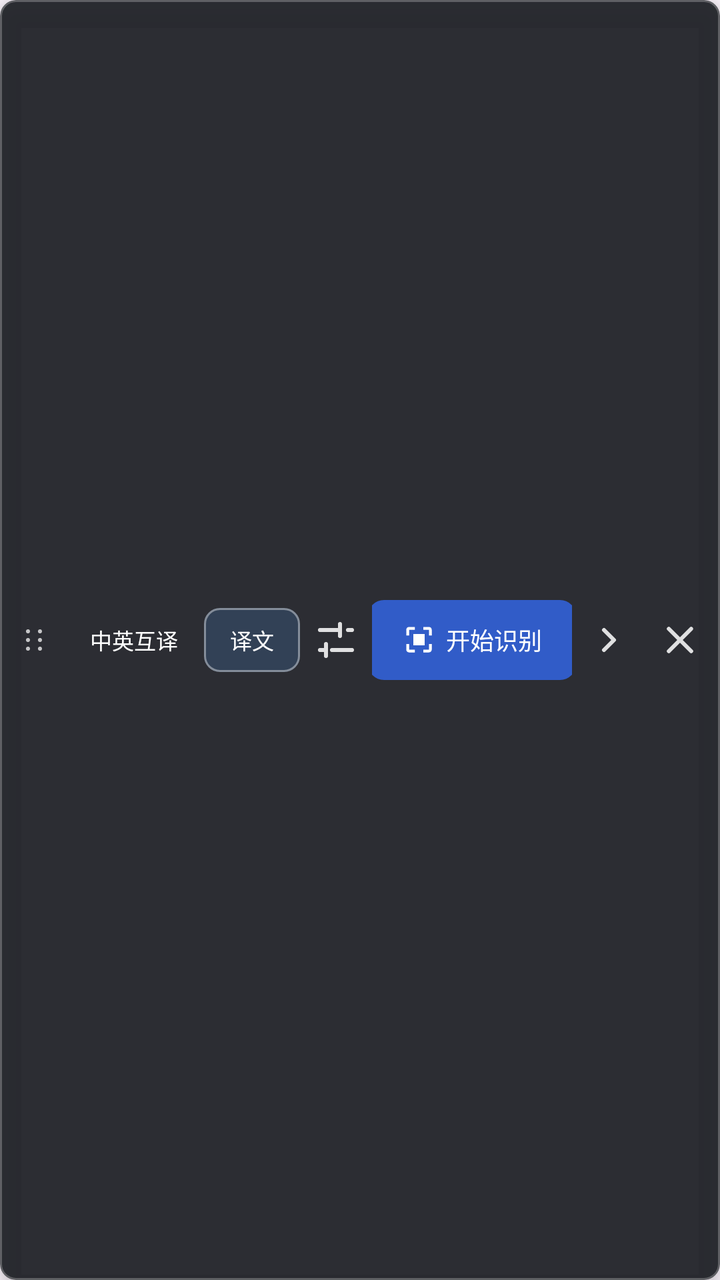
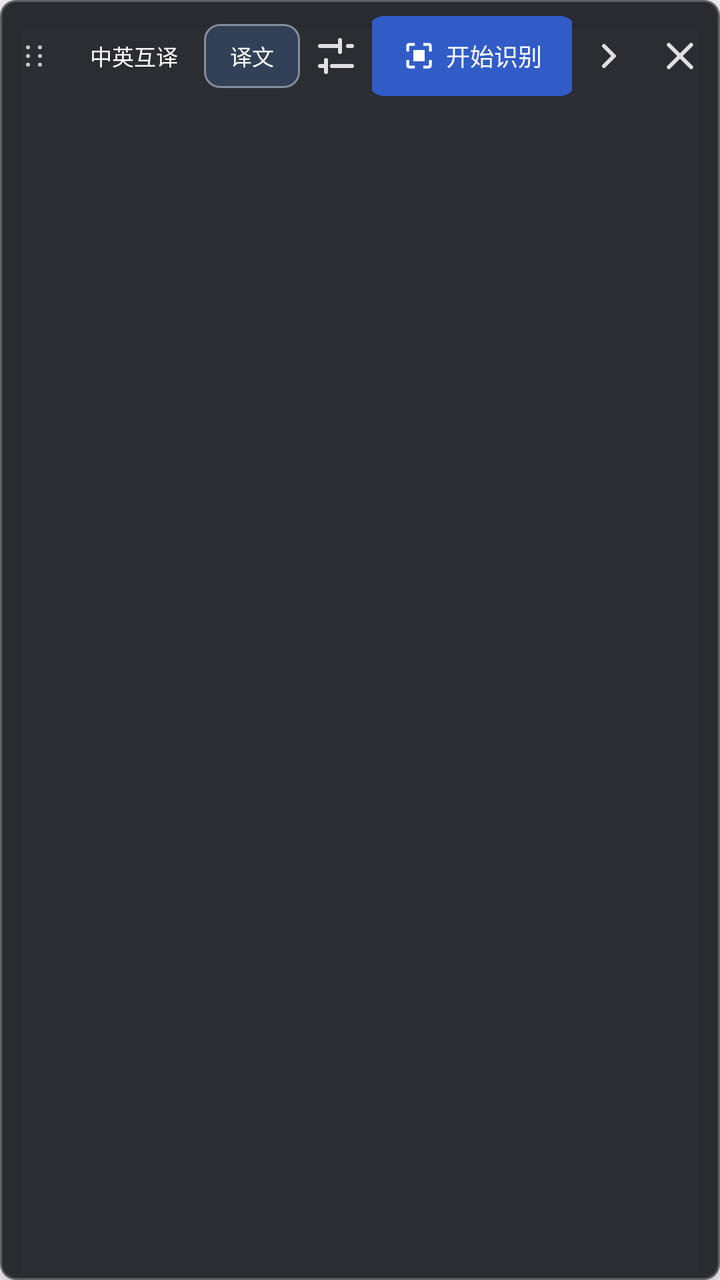

Two renders of the same Android screen: before a commit and after it. Below are the layout's source before the change and the commit's diff.
<!-- AndroidManifest.xml: application theme Theme.ImageTranslate -->
<!-- res/layout/overlay_active_screen_capture.xml -->
<?xml version="1.0" encoding="utf-8"?>
<FrameLayout xmlns:android="http://schemas.android.com/apk/res/android"
    xmlns:app="http://schemas.android.com/apk/res-auto"
    android:id="@+id/activeCaptureOverlayRoot"
    android:layout_width="match_parent"
    android:layout_height="match_parent"
    android:background="@android:color/transparent">

    <com.google.android.material.card.MaterialCardView
        android:id="@+id/expandedCaptureControls"
        android:layout_width="match_parent"
        android:layout_height="match_parent"
        android:elevation="10dp"
        app:cardBackgroundColor="#EE1D2025"
        app:cardCornerRadius="8dp"
        app:cardElevation="8dp"
        app:strokeColor="#3FFFFFFF"
        app:strokeWidth="1dp">

        <LinearLayout
            android:layout_width="match_parent"
            android:layout_height="match_parent"
            android:gravity="center_vertical"
            android:orientation="horizontal"
            android:paddingStart="2dp"
            android:paddingEnd="2dp">

            <ImageView
                android:id="@+id/activeOverlayDragHandle"
                android:layout_width="30dp"
                android:layout_height="match_parent"
                android:background="?attr/selectableItemBackgroundBorderless"
                android:contentDescription="@string/active_screenshot_drag_handle"
                android:padding="7dp"
                android:src="@drawable/ic_drag_handle"
                app:tint="#B8FFFFFF" />

            <com.google.android.material.button.MaterialButton
                android:id="@+id/btnActiveOverlayMode"
                style="@style/Widget.Material3.Button.TextButton"
                android:layout_width="70dp"
                android:layout_height="44dp"
                android:fontFamily="sans-serif-medium"
                android:letterSpacing="0"
                android:maxLines="1"
                android:minWidth="0dp"
                android:paddingStart="4dp"
                android:paddingEnd="4dp"
                android:text="@string/active_screenshot_mode_bidirectional"
                android:textAllCaps="false"
                android:textColor="#FFFFFF"
                android:textSize="11sp" />

            <com.google.android.material.button.MaterialButton
                android:id="@+id/btnToggleActiveTranslation"
                style="@style/Widget.Material3.Button.TextButton"
                android:layout_width="48dp"
                android:layout_height="40dp"
                android:checkable="true"
                android:checked="true"
                android:contentDescription="@string/active_screenshot_show_translation_description"
                android:fontFamily="sans-serif-medium"
                android:letterSpacing="0"
                android:minWidth="0dp"
                android:paddingStart="2dp"
                android:paddingEnd="2dp"
                android:text="@string/active_screenshot_show_translation"
                android:textAllCaps="false"
                android:textColor="#FFFFFF"
                android:textSize="11sp"
                android:tooltipText="@string/active_screenshot_show_translation_description"
                app:backgroundTint="#334A90E2"
                app:cornerRadius="8dp"
                app:strokeColor="#66FFFFFF"
                app:strokeWidth="1dp" />

            <ImageButton
                android:id="@+id/btnActiveOverlaySettings"
                android:layout_width="36dp"
                android:layout_height="48dp"
                android:background="?attr/selectableItemBackgroundBorderless"
                android:contentDescription="@string/active_screenshot_capture_settings"
                android:padding="9dp"
                android:src="@drawable/ic_capture_settings"
                android:tooltipText="@string/active_screenshot_capture_settings"
                app:tint="#D9FFFFFF" />

            <FrameLayout
                android:layout_width="0dp"
                android:layout_height="match_parent"
                android:layout_weight="1">

                <com.google.android.material.button.MaterialButton
                    android:id="@+id/btnActiveOverlayCapture"
                    style="@style/Widget.Material3.Button"
                    android:layout_width="104dp"
                    android:layout_height="40dp"
                    android:layout_gravity="center"
                    android:contentDescription="@string/active_screenshot_action_capture"
                    android:fontFamily="sans-serif-medium"
                    android:insetTop="0dp"
                    android:insetBottom="0dp"
                    android:letterSpacing="0"
                    android:minWidth="0dp"
                    android:paddingStart="10dp"
                    android:paddingEnd="10dp"
                    android:text="@string/active_screenshot_action_capture"
                    android:textAllCaps="false"
                    android:textColor="#FFFFFF"
                    android:textSize="12sp"
                    android:tooltipText="@string/active_screenshot_action_capture"
                    app:backgroundTint="@color/primary"
                    app:cornerRadius="8dp"
                    app:icon="@drawable/ic_screenshot"
                    app:iconGravity="textStart"
                    app:iconPadding="5dp"
                    app:iconSize="17dp"
                    app:iconTint="#FFFFFF" />

                <LinearLayout
                    android:id="@+id/activeOverlayStatusGroup"
                    android:layout_width="match_parent"
                    android:layout_height="match_parent"
                    android:gravity="center"
                    android:orientation="horizontal"
                    android:paddingHorizontal="3dp"
                    android:visibility="gone">

                    <ProgressBar
                        android:id="@+id/activeOverlayProgress"
                        style="?android:attr/progressBarStyleSmall"
                        android:layout_width="16dp"
                        android:layout_height="16dp"
                        android:layout_marginEnd="5dp"
                        android:indeterminateTint="#FFFFFF" />

                    <TextView
                        android:id="@+id/tvActiveOverlayStatus"
                        android:layout_width="wrap_content"
                        android:layout_height="wrap_content"
                        android:ellipsize="end"
                        android:letterSpacing="0"
                        android:maxLines="1"
                        android:text="@string/active_screenshot_processing_short"
                        android:textColor="#FFFFFF"
                        android:textSize="11sp" />
                </LinearLayout>
            </FrameLayout>

            <ImageButton
                android:id="@+id/btnCancelActivePreview"
                android:layout_width="40dp"
                android:layout_height="48dp"
                android:background="?attr/selectableItemBackgroundBorderless"
                android:contentDescription="@string/active_screenshot_cancel_preview"
                android:padding="11dp"
                android:src="@drawable/ic_close"
                android:tooltipText="@string/active_screenshot_cancel_preview"
                android:visibility="gone"
                app:tint="#FFFFFF" />

            <ImageButton
                android:id="@+id/btnCollapseActiveOverlay"
                android:layout_width="36dp"
                android:layout_height="48dp"
                android:background="?attr/selectableItemBackgroundBorderless"
                android:contentDescription="@string/active_screenshot_minimize"
                android:padding="9dp"
                android:rotation="-90"
                android:src="@drawable/ic_expand_more"
                android:tooltipText="@string/active_screenshot_minimize"
                app:tint="#D9FFFFFF" />

            <ImageButton
                android:id="@+id/btnActiveOverlayStop"
                android:layout_width="36dp"
                android:layout_height="48dp"
                android:background="?attr/selectableItemBackgroundBorderless"
                android:contentDescription="@string/active_screenshot_action_stop"
                android:padding="9dp"
                android:src="@drawable/ic_overlay_close"
                android:tooltipText="@string/active_screenshot_action_stop"
                app:tint="#D9FFFFFF" />
        </LinearLayout>
    </com.google.android.material.card.MaterialCardView>

    <com.google.android.material.card.MaterialCardView
        android:id="@+id/collapsedCaptureHandle"
        android:layout_width="match_parent"
        android:layout_height="match_parent"
        android:elevation="10dp"
        android:visibility="gone"
        app:cardBackgroundColor="#EE1D2025"
        app:cardCornerRadius="8dp"
        app:cardElevation="8dp"
        app:strokeColor="#3FFFFFFF"
        app:strokeWidth="1dp">

        <LinearLayout
            android:layout_width="match_parent"
            android:layout_height="match_parent"
            android:gravity="center_vertical"
            android:orientation="horizontal"
            android:paddingEnd="10dp">

            <ImageButton
                android:id="@+id/btnExpandActiveOverlay"
                android:layout_width="38dp"
                android:layout_height="match_parent"
                android:background="?attr/selectableItemBackgroundBorderless"
                android:contentDescription="@string/active_screenshot_expand"
                android:padding="10dp"
                android:src="@drawable/ic_translate"
                android:tooltipText="@string/active_screenshot_expand"
                app:tint="#FFFFFF" />

            <ProgressBar
                android:id="@+id/collapsedOverlayProgress"
                style="?android:attr/progressBarStyleSmall"
                android:layout_width="14dp"
                android:layout_height="14dp"
                android:layout_marginEnd="6dp"
                android:indeterminateTint="#FFFFFF"
                android:visibility="invisible" />

            <TextView
                android:id="@+id/tvCollapsedOverlayStatus"
                android:layout_width="0dp"
                android:layout_height="wrap_content"
                android:layout_weight="1"
                android:ellipsize="end"
                android:letterSpacing="0"
                android:maxLines="1"
                android:text="@string/active_screenshot_compact_ready"
                android:textColor="#FFFFFF"
                android:textSize="12sp" />
        </LinearLayout>
    </com.google.android.material.card.MaterialCardView>
</FrameLayout>
<!-- resources referenced by this layout -->
<resources>
  <color name="primary">#315CC8</color>
  <!-- drawable ic_capture_settings (drawable) -->
  <vector xmlns:android="http://schemas.android.com/apk/res/android"
      android:width="24dp"
      android:height="24dp"
      android:viewportWidth="24"
      android:viewportHeight="24">
      <path
          android:fillColor="@android:color/transparent"
          android:pathData="M4,7h10M18,7h2M4,17h2M10,17h10M14,4v6M7,14v6"
          android:strokeColor="#FFFFFFFF"
          android:strokeLineCap="round"
          android:strokeLineJoin="round"
          android:strokeWidth="2" />
  </vector>
  <!-- drawable ic_close (drawable) -->
  <?xml version="1.0" encoding="utf-8"?>
  <vector xmlns:android="http://schemas.android.com/apk/res/android"
      android:width="24dp"
      android:height="24dp"
      android:viewportWidth="24"
      android:viewportHeight="24">
      <path
          android:fillColor="@android:color/white"
          android:pathData="M18.3,5.71a0.996,0.996 0,0 0,-1.41 0L12,10.59 7.11,5.7A0.996,0.996 0,1 0,5.7 7.11L10.59,12 5.7,16.89a0.996,0.996 0,1 0,1.41 1.41L12,13.41l4.89,4.89a0.996,0.996 0,1 0,1.41 -1.41L13.41,12l4.89,-4.89c0.38,-0.38 0.38,-1.02 0,-1.4z" />
  </vector>
  <!-- drawable ic_expand_more (drawable) -->
  <?xml version="1.0" encoding="utf-8"?>
  <vector xmlns:android="http://schemas.android.com/apk/res/android"
      android:width="24dp"
      android:height="24dp"
      android:viewportWidth="24"
      android:viewportHeight="24">
      <path
          android:fillColor="@android:color/transparent"
          android:pathData="M7,10l5,5 5,-5"
          android:strokeColor="?attr/colorOnSurfaceVariant"
          android:strokeLineCap="round"
          android:strokeLineJoin="round"
          android:strokeWidth="2" />
  </vector>
  <!-- drawable ic_screenshot (drawable) -->
  <?xml version="1.0" encoding="utf-8"?>
  <vector xmlns:android="http://schemas.android.com/apk/res/android"
      android:width="24dp"
      android:height="24dp"
      android:viewportWidth="24"
      android:viewportHeight="24">
      <path
          android:fillColor="@android:color/white"
          android:pathData="M19,3h-4v2h4v4h2V5c0,-1.1 -0.9,-2 -2,-2zM5,3c-1.1,0 -2,0.9 -2,2v4h2V5h4V3H5zM19,19h-4v2h4c1.1,0 2,-0.9 2,-2v-4h-2v4zM5,15H3v4c0,1.1 0.9,2 2,2h4v-2H5v-4zM8,8h8v8H8z" />
  </vector>
  <string name="active_screenshot_action_capture">开始识别</string>
  <string name="active_screenshot_action_stop">结束</string>
  <string name="active_screenshot_cancel_preview">取消预览</string>
  <string name="active_screenshot_capture_settings">识别策略设置</string>
  <string name="active_screenshot_compact_ready">录屏识别</string>
  <string name="active_screenshot_drag_handle">拖动识别悬浮窗</string>
  <string name="active_screenshot_expand">展开录屏识别</string>
  <string name="active_screenshot_minimize">收起识别控制</string>
  <string name="active_screenshot_mode_bidirectional">中英互译</string>
  <string name="active_screenshot_processing_short">正在翻译</string>
  <string name="active_screenshot_show_translation">译文</string>
  <string name="active_screenshot_show_translation_description">显示或隐藏屏幕译文</string>
  <color name="on_surface_variant">#62666F</color>
  <color name="on_primary">#FFFFFF</color>
  <color name="primary_container">#E8EEFF</color>
  <color name="on_primary_container">#17326F</color>
  <color name="secondary">#18766E</color>
  <color name="on_secondary">#FFFFFF</color>
  <color name="surface">#FFFFFF</color>
  <color name="surface_container_lowest">#FBFCFE</color>
  <color name="surface_container_low">#F5F6F8</color>
  <color name="on_surface">#1B1D21</color>
  <color name="outline">#B6BAC3</color>
  <color name="outline_variant">#E1E3E8</color>
  <!-- unchanged entries left out for length: 4 -->
</resources>

<!-- the commit's change to res/layout/overlay_active_screen_capture.xml (unified diff, before → after) -->
@@ -19,7 +19,8 @@
 
         <LinearLayout
             android:layout_width="match_parent"
-            android:layout_height="match_parent"
+            android:layout_height="56dp"
+            android:layout_gravity="top"
             android:gravity="center_vertical"
             android:orientation="horizontal"
             android:paddingStart="2dp"
@@ -140,10 +141,11 @@
                         android:layout_height="wrap_content"
                         android:ellipsize="end"
                         android:letterSpacing="0"
-                        android:maxLines="1"
+                        android:lineSpacingExtra="1dp"
+                        android:maxLines="2"
                         android:text="@string/active_screenshot_processing_short"
                         android:textColor="#FFFFFF"
-                        android:textSize="11sp" />
+                        android:textSize="10sp" />
                 </LinearLayout>
             </FrameLayout>
 
@@ -182,6 +184,20 @@
                 android:tooltipText="@string/active_screenshot_action_stop"
                 app:tint="#D9FFFFFF" />
         </LinearLayout>
+
+        <TextView
+            android:id="@+id/tvActiveOverlayPerformance"
+            android:layout_width="match_parent"
+            android:layout_height="22dp"
+            android:layout_gravity="bottom"
+            android:background="#B3121418"
+            android:gravity="center"
+            android:letterSpacing="0"
+            android:maxLines="1"
+            android:paddingHorizontal="8dp"
+            android:textColor="#D9FFFFFF"
+            android:textSize="10sp"
+            android:visibility="gone" />
     </com.google.android.material.card.MaterialCardView>
 
     <com.google.android.material.card.MaterialCardView
<!-- resource entries referenced after the edit -->
@@ -61,7 +61,7 @@
   <string name="active_screenshot_expand">展开录屏识别</string>
   <string name="active_screenshot_minimize">收起识别控制</string>
   <string name="active_screenshot_mode_bidirectional">中英互译</string>
-  <string name="active_screenshot_processing_short">正在翻译</string>
+  <string name="active_screenshot_processing_short">识别中</string>
   <string name="active_screenshot_show_translation">译文</string>
   <string name="active_screenshot_show_translation_description">显示或隐藏屏幕译文</string>
   <color name="on_surface_variant">#62666F</color>
